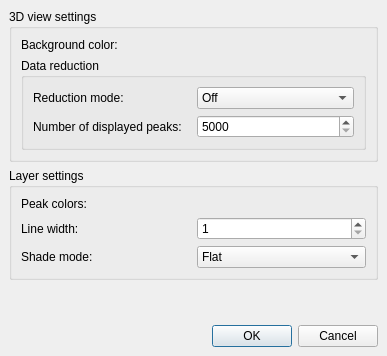
First picture: the form in source/VISUAL/DIALOGS/Spectrum3DPrefDialog.ui, repository hroest/flaming-archer, before the edit.
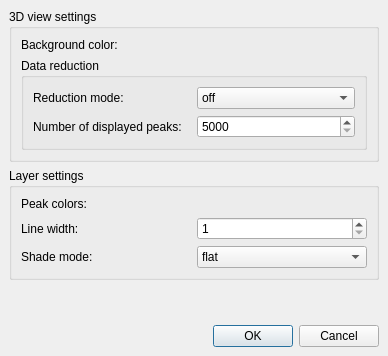
Second picture: the form after the edit. Custom widgets are drawn as their Qt base class.

```diff
--- a/source/VISUAL/DIALOGS/Spectrum3DPrefDialog.ui
+++ b/source/VISUAL/DIALOGS/Spectrum3DPrefDialog.ui
@@ -5,7 +5,7 @@
    <rect>
     <x>0</x>
     <y>0</y>
-    <width>387</width>
+    <width>388</width>
     <height>356</height>
    </rect>
   </property>
@@ -63,7 +63,7 @@
           <widget class="QComboBox" name="reduction_mode" >
            <item>
             <property name="text" >
-             <string>Off</string>
+             <string>off</string>
             </property>
            </item>
            <item>
@@ -152,7 +152,7 @@
        <widget class="QComboBox" name="shade" >
         <item>
          <property name="text" >
-          <string>Flat</string>
+          <string>flat</string>
          </property>
         </item>
         <item>
```
Left out of the diff: 6 changed lines with no effect on the pictures.
